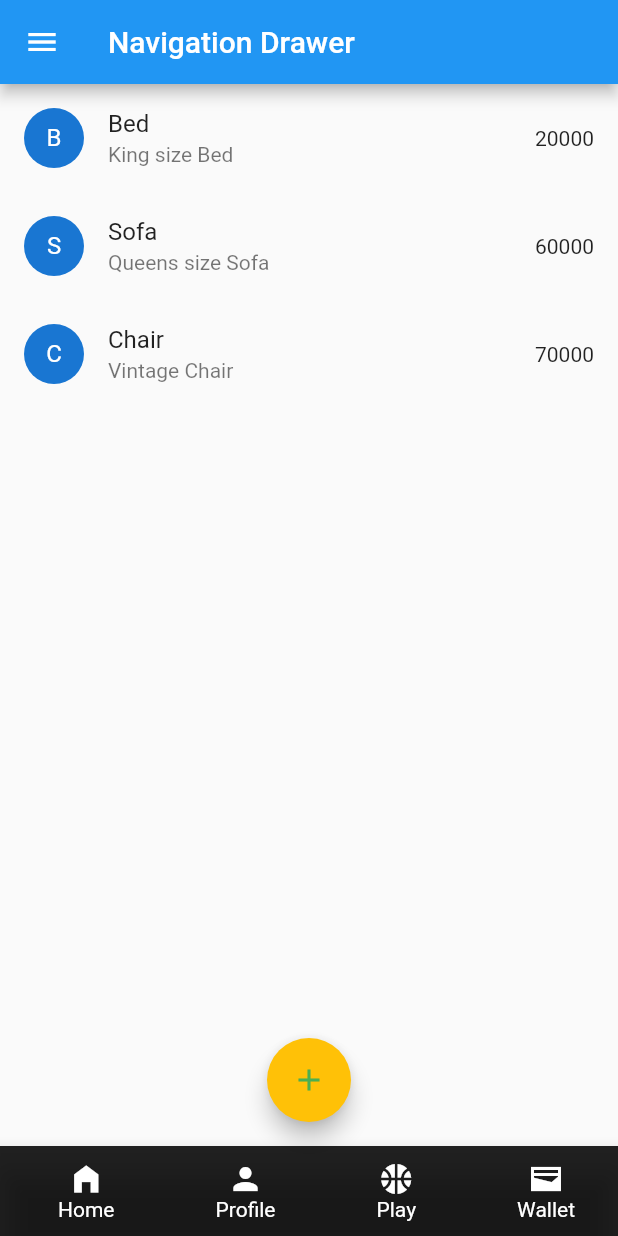
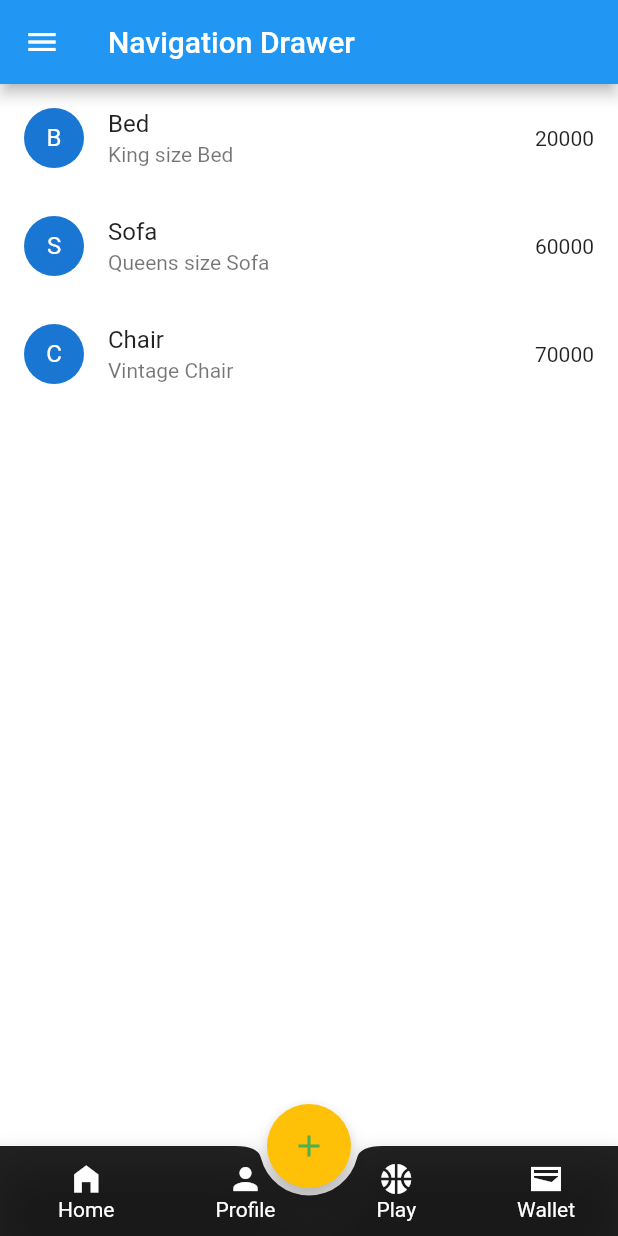
Before and after one commit to kevinchege47/Flutter-Project, a Flutter app: the screen it shows after launch, on a phone screen of 412 x 824 dp. Run offline on Flutter 3.47's test engine with Material 2 defaults, Android fonts, the phone set to English and light mode, and no system bars; our stand-ins replace font_awesome_flutter.

```diff
--- a/lib/screens/Home.dart
+++ b/lib/screens/Home.dart
@@ -15,6 +15,7 @@ class Home extends StatelessWidget {
   @override
   Widget build(BuildContext context) {
     return Scaffold(
+      backgroundColor: Colors.white,
       appBar: AppBar(
         title: Text("Navigation Drawer"),
       ),
@@ -68,18 +69,20 @@ class Home extends StatelessWidget {
           },
         ),
       ),
-      floatingActionButtonLocation: FloatingActionButtonLocation.centerFloat,
+      floatingActionButtonLocation: FloatingActionButtonLocation.centerDocked,
       floatingActionButton: FloatingActionButton(
         onPressed: () {},
-        child: Icon(Icons.add),
         backgroundColor: Colors.amber,
         foregroundColor: Colors.green,
+        child: Icon(Icons.add),
         // shape: BeveledRectangleBorder(
         //   borderRadius: BorderRadius.circular(10.0),
         //   side: BorderSide(color: Colors.brown,width: 2.0,style:BorderStyle.solid)
         // ),
       ),
       bottomNavigationBar: BottomAppBar(
+        notchMargin: 5.0,
+        shape: CircularNotchedRectangle(),
         color: Colors.black87,
         child: Row(
           mainAxisAlignment: MainAxisAlignment.spaceAround,
```
